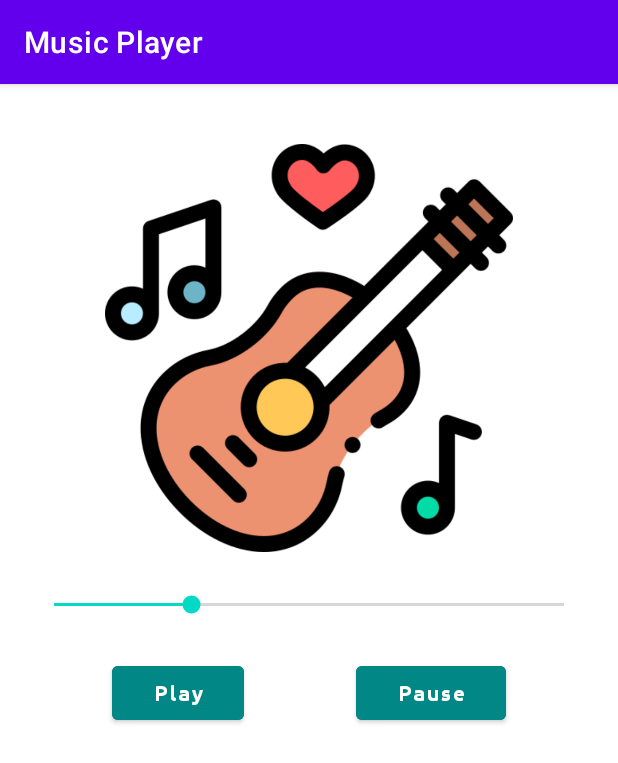
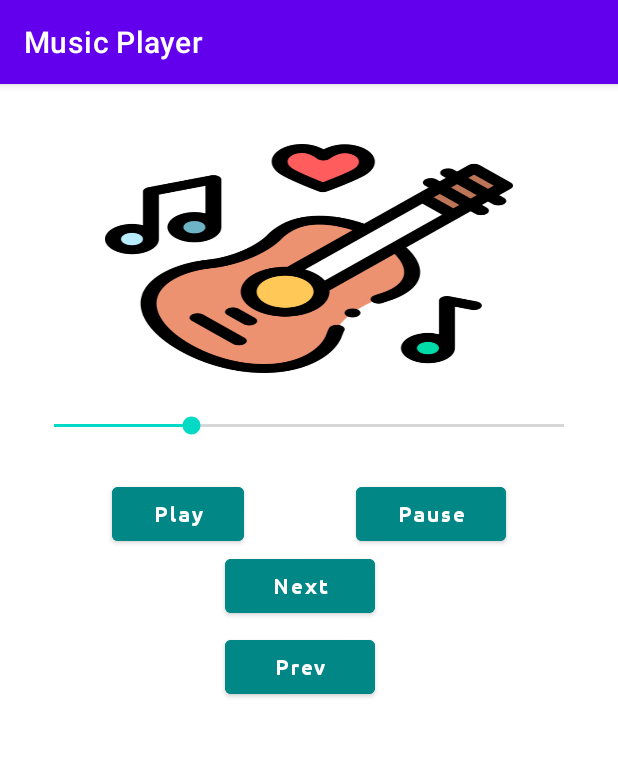
Before and after one commit to Roshanthecoder/Music_Player, an Android app: the screen it shows after launch (ActitivityMusic), on a phone screen of 412 x 824 dp. Shown: the top 763 px of the screen. Run offline under Robolectric (Android 15) with nearby library versions, the phone set to English and light mode, and no system bars.

Commit message:
Next/Prev Action Added

```diff
--- a/app/src/main/java/com/example/musicplayer/MusicPlayer/ActitivityMusic.java
+++ b/app/src/main/java/com/example/musicplayer/MusicPlayer/ActitivityMusic.java
@@ -6,39 +6,132 @@ import android.media.MediaPlayer;
 import android.os.Build;
 import android.os.Bundle;
 import android.os.Handler;
+import android.util.Log;
 import android.view.View;
 import android.widget.SeekBar;
 import android.widget.Toast;
 
 import com.example.musicplayer.R;
 import com.example.musicplayer.databinding.ActivityActitivityMusicBinding;
+import com.google.android.material.snackbar.Snackbar;
 
 import java.io.IOException;
+import java.util.ArrayList;
+import java.util.Arrays;
+import java.util.List;
 
 public class ActitivityMusic extends AppCompatActivity {
 ActivityActitivityMusicBinding musicBinding;
 MediaPlayer mediaPlayer;
+String news;
+    Snackbar snackbar;
+public int i=0;
+
+    ArrayList<String> songlist=new ArrayList<>();
     @Override
     protected void onCreate(Bundle savedInstanceState) {
         super.onCreate(savedInstanceState);
         musicBinding=ActivityActitivityMusicBinding.inflate(getLayoutInflater());
         setContentView(musicBinding.getRoot());
+        songlist.add("https://pagalworld.com.se/files/download/id/6591");
+        songlist.add("https://pagalworldl.com/files/download/id/10061");
+        songlist.add("https://cdn.pagalworld.us/songs/old/Tum%20Mile-Tum%20Mile.mp3");
+        songlist.add("https://pagalworld.com.se/files/download/id/64630");
+
 
         //Static MediaPlayer
 //        mediaPlayer=MediaPlayer.create(this,R.raw.osathi);
+        //Dyanamic Mediaplayer
+        mediaPlayer=new MediaPlayer();
+        news=songlist.get(i);
+        music();
+        allbutton();
 
 
-        //Dyanamic Mediaplayer
-        mediaPlayer=new MediaPlayer();
+    }
+
+    private void allbutton() {
+        play();
+        pause();
+        next();
+        prev();
+    }
+
+    private void prev() {
+        musicBinding.button5.setOnClickListener(new View.OnClickListener() {
+            @Override
+            public void onClick(View view) {
+                mediaPlayer.reset();
+                if(i==0){
+                    snackbar.make(view, "No More Prev Song.. Playing First One..", Snackbar.LENGTH_LONG).show();
+                    news=songlist.get(i);
+                    music();
+                }
+                else{
+                    news=songlist.get(i-1);
+                    music();
+                    i--;
+                }
+            }
+        });
+    }
+
+    private void next() {
+        musicBinding.button4.setOnClickListener(new View.OnClickListener() {
+            @Override
+            public void onClick(View view) {
+//               mediaPlayer.pause();
+                mediaPlayer.reset();
+                if(i==(songlist.size()-1)){
+                    snackbar.make(view, "No More Next Song.. Playing Last One..", Snackbar.LENGTH_LONG).show();
+                    news=songlist.get(i);
+                    music();
+                }
+                else{
+                    news=songlist.get(i+1);
+                    music();
+                    i++;
+                }
+//               mediaPlayer=new MediaPlayer();
+
+
+//                news=songlist.get(1);
+//                mediaPlayer.pause();
+//                Toast.makeText(getApplicationContext(), "ok "+news, Toast.LENGTH_SHORT).show();
+//                music();
+            }
+        });
+    }
+
+    private void pause() {
+        musicBinding.button2.setOnClickListener(new View.OnClickListener() {
+            @Override
+            public void onClick(View view) {
+                mediaPlayer.pause();
+
+            }
+        });
+    }
+
+    private void play() {
+        musicBinding.button3.setOnClickListener(new View.OnClickListener() {
+            @Override
+            public void onClick(View view) {
+                mediaPlayer.start();
+            }
+        });
+    }
+
+    public void music() {
         try {
-            mediaPlayer.setDataSource("https://cdn.pagalworld.us/songs/bollywood/Shab%20-%20O%20Saathi.mp3");
+            mediaPlayer.setDataSource(news);
         } catch (IOException e) {
             e.printStackTrace();
         }
         mediaPlayer.setOnPreparedListener(new MediaPlayer.OnPreparedListener() {
             @Override
             public void onPrepared(MediaPlayer mediaPlayer) {
-                Toast.makeText(ActitivityMusic.this, "Playing...", Toast.LENGTH_SHORT).show();
+                new CustomToast(ActitivityMusic.this,"Wait a moment.. Playing..").show();
                 mediaPlayer.start();
 
                 //Uses Same Class by taking new instance
@@ -71,23 +164,8 @@ MediaPlayer mediaPlayer;
             }
         });
         mediaPlayer.prepareAsync();
-        musicBinding.button2.setOnClickListener(new View.OnClickListener() {
-            @Override
-            public void onClick(View view) {
-                mediaPlayer.pause();
+    }
 
-            }
-        });
-        musicBinding.button3.setOnClickListener(new View.OnClickListener() {
-            @Override
-            public void onClick(View view) {
-                mediaPlayer.start();
-            }
-        });
-
-
-
-    }
     //Create Class with runnable mehtod
     public class Updateseekbar implements Runnable{
 
--- /dev/null
+++ b/app/src/main/java/com/example/musicplayer/MusicPlayer/CustomToast.java
@@ -0,0 +1,25 @@
+package com.example.musicplayer.MusicPlayer;
+
+import android.content.Context;
+import android.view.LayoutInflater;
+import android.view.View;
+import android.widget.TextView;
+import android.widget.Toast;
+
+import com.example.musicplayer.R;
+
+public class CustomToast extends Toast {
+    private Context context;
+    private String msg;
+
+    public CustomToast(Context context,String msg) {
+        super(context);
+        this.context=context;
+        this.msg=msg;
+        View view= LayoutInflater.from(context).inflate(R.layout.customtoast_row,null);
+        TextView txtMsg = view.findViewById(R.id.txt_message);
+        txtMsg.setText(msg);
+        setView(view);
+        setDuration(Toast.LENGTH_SHORT);
+    }
+}
--- a/app/src/main/res/layout/activity_actitivity_music.xml
+++ b/app/src/main/res/layout/activity_actitivity_music.xml
@@ -10,14 +10,13 @@
         android:id="@+id/imageView2"
         android:layout_width="match_parent"
         android:layout_height="0dp"
-        app:layout_constraintDimensionRatio="H,9:9"
         android:layout_marginHorizontal="70dp"
         android:layout_marginTop="40dp"
         android:background="@drawable/guitar"
+        app:layout_constraintDimensionRatio="H,16:9"
         app:layout_constraintEnd_toEndOf="parent"
         app:layout_constraintStart_toStartOf="parent"
         app:layout_constraintTop_toTopOf="parent">
-
     </ImageView>
 
     <SeekBar
@@ -36,14 +35,15 @@
         android:id="@+id/button3"
         android:layout_width="wrap_content"
         android:layout_height="wrap_content"
+        android:backgroundTint="@color/teal_700"
+        android:fontFamily="@font/bol"
         android:text="Play"
-        android:fontFamily="@font/bol"
         android:textAllCaps="false"
-        android:backgroundTint="@color/teal_700"
         android:textStyle="bold"
         app:layout_constraintBottom_toBottomOf="@+id/button2"
         app:layout_constraintEnd_toStartOf="@+id/button2"
         app:layout_constraintHorizontal_bias="0.5"
+        app:layout_constraintHorizontal_chainStyle="spread"
         app:layout_constraintStart_toStartOf="parent"
         app:layout_constraintTop_toTopOf="@+id/button2"
         app:layout_constraintVertical_bias="1.0">
@@ -54,11 +54,11 @@
         android:id="@+id/button2"
         android:layout_width="wrap_content"
         android:layout_height="wrap_content"
+        android:layout_marginTop="70dp"
+        android:backgroundTint="@color/teal_700"
         android:ems="6"
+        android:fontFamily="@font/bol"
         android:text="Pause"
-        android:fontFamily="@font/bol"
-        android:backgroundTint="@color/teal_700"
-        android:layout_marginTop="70dp"
         android:textAllCaps="false"
         android:textStyle="bold"
         app:layout_constraintEnd_toEndOf="parent"
@@ -68,11 +68,46 @@
 
     </Button>
 
+    <Button
+        android:id="@+id/button4"
+        android:layout_width="wrap_content"
+        android:layout_height="wrap_content"
+        android:backgroundTint="@color/teal_700"
+        android:ems="6"
+        android:fontFamily="@font/bol"
+        android:text="Next"
+        android:textAllCaps="false"
+        android:textStyle="bold"
+        app:layout_constraintEnd_toStartOf="@+id/button2"
+        app:layout_constraintStart_toEndOf="@+id/button3"
+        app:layout_constraintTop_toBottomOf="@+id/button2">
+
+    </Button>
+
+    <Button
+        android:id="@+id/button5"
+        android:layout_width="wrap_content"
+        android:layout_height="wrap_content"
+        android:layout_marginTop="108dp"
+        android:backgroundTint="@color/teal_700"
+        android:ems="6"
+        android:fontFamily="@font/bol"
+        android:text="Prev"
+        android:textAllCaps="false"
+        android:textStyle="bold"
+        app:layout_constraintBottom_toBottomOf="@+id/button4"
+        app:layout_constraintEnd_toEndOf="@+id/button4"
+        app:layout_constraintHorizontal_bias="1.0"
+        app:layout_constraintStart_toStartOf="@+id/button4"
+        app:layout_constraintTop_toBottomOf="@+id/button2">
+
+    </Button>
+
     <androidx.constraintlayout.widget.Barrier
         android:id="@+id/barrier2"
         android:layout_width="wrap_content"
+        android:layout_height="wrap_content"
         android:ems="6"
-        android:layout_height="wrap_content"
         app:barrierDirection="top"
         app:constraint_referenced_ids="button2" />
 </androidx.constraintlayout.widget.ConstraintLayout>
```
Also changed, not shown: app/src/main/res/layout/customtoast_row.xml (added, +26 -0 lines).
